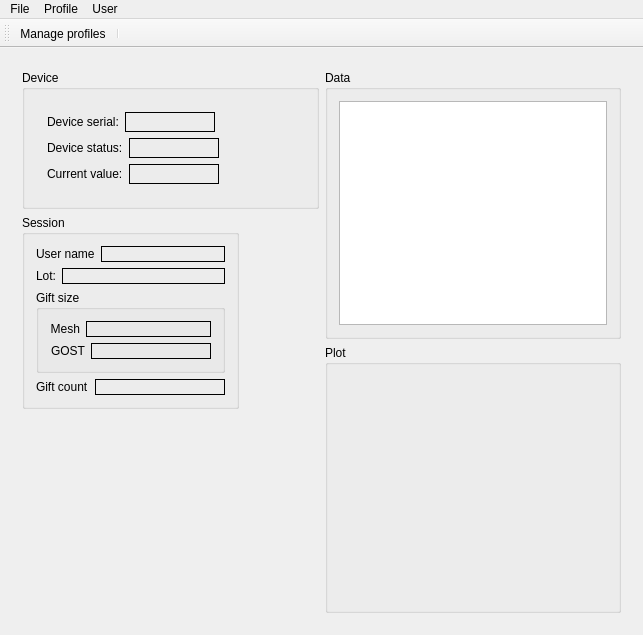
Above: dda_ctrl/experimenter/measurewindow.ui from olegyurchenko/dda-control before the change. Below: the same form after it.
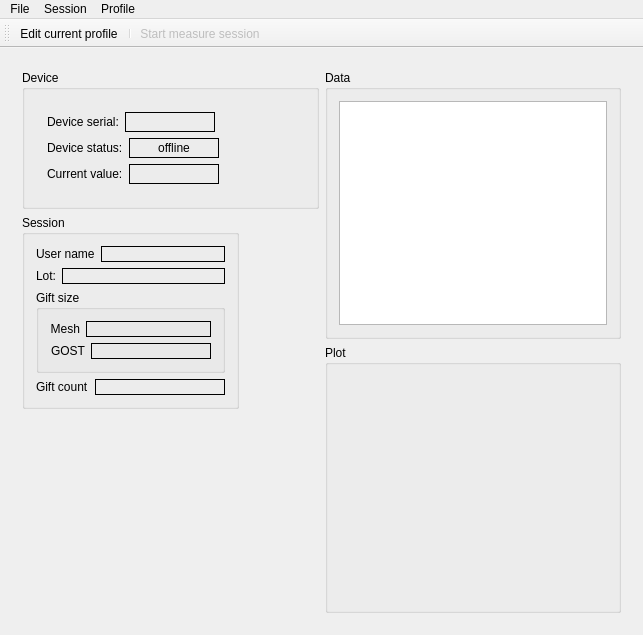
That is the form after the change. The open tabs and pages were chosen to show the change. Icons and pictures are not drawn. Custom widgets are drawn as their Qt base class.

The edit to the form file:
```diff
--- a/dda_ctrl/experimenter/measurewindow.ui
+++ b/dda_ctrl/experimenter/measurewindow.ui
@@ -283,7 +283,10 @@
                      <enum>QFrame::Box</enum>
                     </property>
                     <property name="text">
-                     <string/>
+                     <string>offline</string>
+                    </property>
+                    <property name="alignment">
+                     <set>Qt::AlignCenter</set>
                     </property>
                    </widget>
                   </item>
@@ -644,7 +647,7 @@
      </widget>
     </item>
    </layout>
-   <widget class="QWidget" name="">
+   <widget class="QWidget" name="layoutWidget">
     <property name="geometry">
      <rect>
       <x>0</x>
@@ -680,16 +683,16 @@
     <addaction name="separator"/>
     <addaction name="actionOptions"/>
    </widget>
-   <widget class="QMenu" name="menuUser">
+   <widget class="QMenu" name="menuSession">
     <property name="title">
-     <string>User</string>
+     <string>Session</string>
     </property>
     <addaction name="actionEditUserData"/>
     <addaction name="actionManageUsers"/>
    </widget>
    <addaction name="menuFile"/>
+   <addaction name="menuSession"/>
    <addaction name="menuProfile"/>
-   <addaction name="menuUser"/>
   </widget>
   <widget class="QToolBar" name="mainToolBar">
    <attribute name="toolBarArea">
@@ -698,8 +701,9 @@
    <attribute name="toolBarBreak">
     <bool>false</bool>
    </attribute>
-   <addaction name="actionManageProfiles"/>
+   <addaction name="actionEditCurrentProfile"/>
    <addaction name="separator"/>
+   <addaction name="actionStartSession"/>
   </widget>
   <action name="actionManageProfiles">
    <property name="icon">
@@ -742,6 +746,18 @@
     <string>Manage users</string>
    </property>
   </action>
+  <action name="actionStartSession">
+   <property name="enabled">
+    <bool>false</bool>
+   </property>
+   <property name="icon">
+    <iconset resource="../resuurces/resources.qrc">
+     <normaloff>:/arrow-right.png</normaloff>:/arrow-right.png</iconset>
+   </property>
+   <property name="text">
+    <string>Start measure session</string>
+   </property>
+  </action>
  </widget>
  <layoutdefault spacing="6" margin="11"/>
  <customwidgets>
```
Left out of the diff: 74 changed lines with no effect on the pictures.
